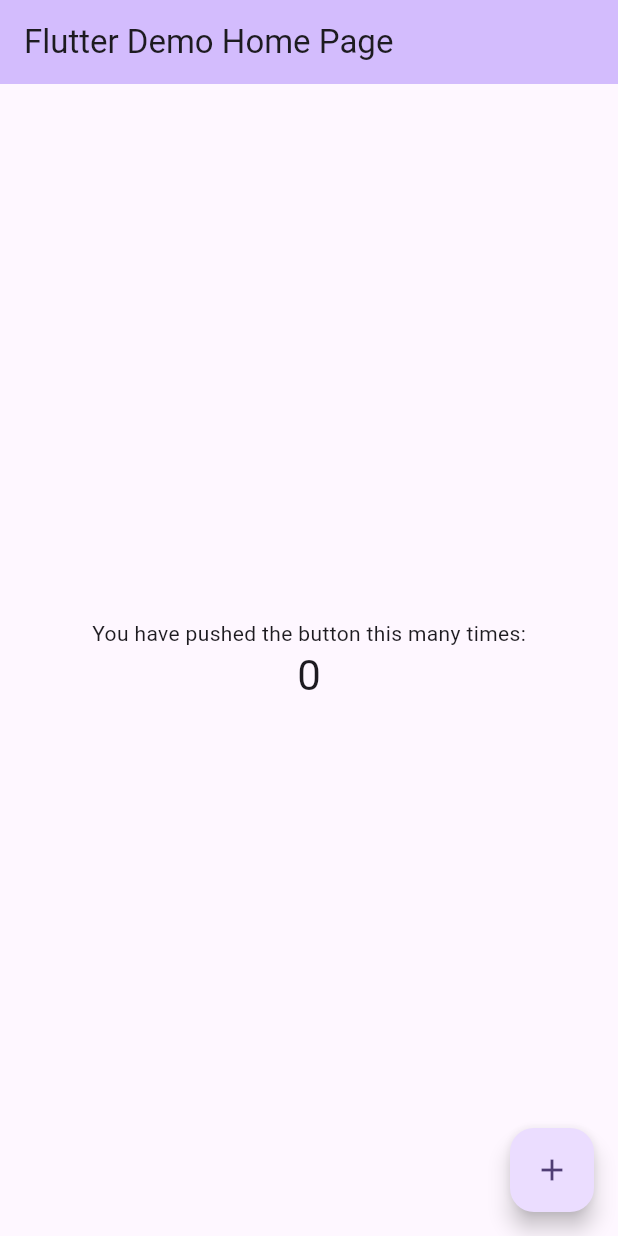
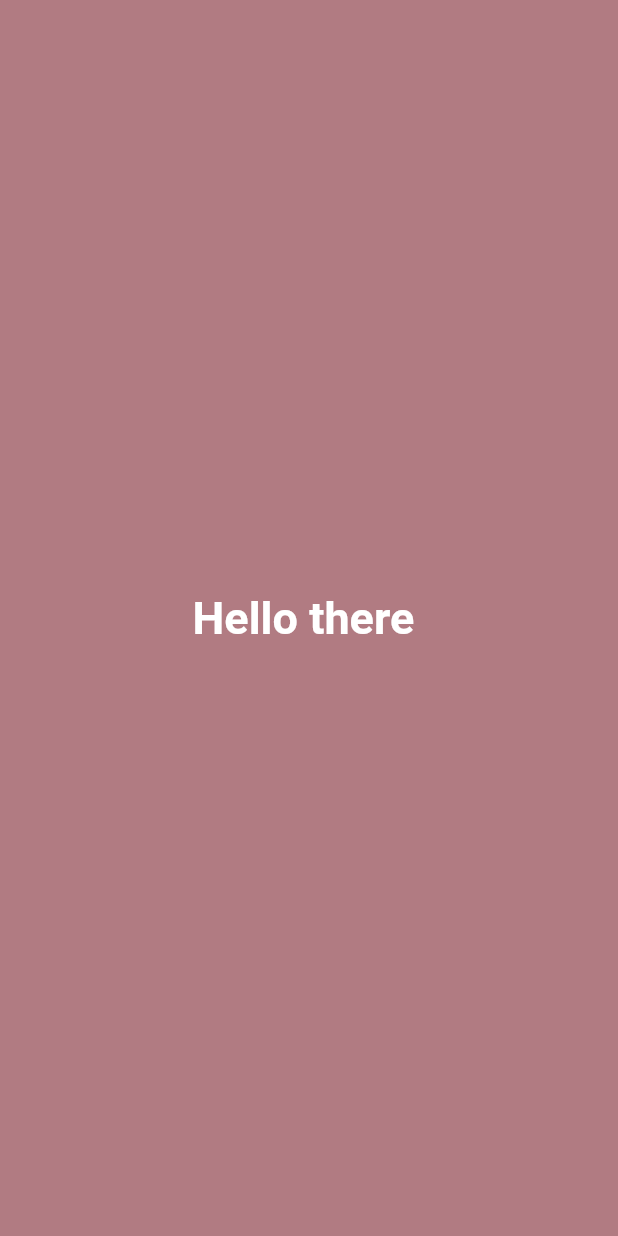
Before and after one commit to HiraGul/JobTask, a Flutter app: the screen it shows after launch, on a phone screen of 412 x 824 dp. Run offline on Flutter 3.47's test engine with Material 2 defaults, Android fonts, the phone set to English and light mode, and no system bars.

Commit message:
Random Color generator functionality implemented

```diff
--- a/analysis_options.yaml
+++ b/analysis_options.yaml
@@ -1,13 +1,6 @@
-# This file configures the analyzer, which statically analyzes Dart code to
-# check for errors, warnings, and lints.
-#
-# The issues identified by the analyzer are surfaced in the UI of Dart-enabled
-# IDEs (https://dart.dev/tools#ides-and-editors). The analyzer can also be
-# invoked from the command line by running `flutter analyze`.
+include: package:solid_lints/analysis_options.yaml
 
-# The following line activates a set of recommended lints for Flutter apps,
-# packages, and plugins designed to encourage good coding practices.
-include: package:flutter_lints/flutter.yaml
+
 
 linter:
   # The lint rules applied to this project can be customized in the
--- /dev/null
+++ b/lib/Root/root_file.dart
@@ -0,0 +1,16 @@
+import 'package:flutter/material.dart';
+import 'package:job_task/Screens/random_color_generator.dart';
+
+/// This widget is the root of your application.
+class RootFile extends StatelessWidget {
+  /// Root Widget Constructor
+  const RootFile({super.key});
+
+  @override
+  Widget build(BuildContext context) {
+    return const MaterialApp(
+      debugShowCheckedModeBanner: false,
+      home: RandomColorGenerator(),
+    );
+  }
+}
--- /dev/null
+++ b/lib/Screens/random_color_generator.dart
@@ -0,0 +1,51 @@
+import 'dart:math';
+
+import 'package:flutter/material.dart';
+import 'package:job_task/Utils/text_styles.dart';
+
+/// Random Class Generator
+class RandomColorGenerator extends StatefulWidget {
+  /// Random Class Generator Constructor
+  const RandomColorGenerator({super.key});
+
+  @override
+  State<RandomColorGenerator> createState() => _RandomColorGeneratorState();
+}
+
+class _RandomColorGeneratorState extends State<RandomColorGenerator> {
+  Color _textColorForBackground(Color backgroundColor) {
+    if (ThemeData.estimateBrightnessForColor(backgroundColor) ==
+        Brightness.dark) {
+      return Colors.white;
+    }
+
+    return Colors.black;
+  }
+
+  @override
+  Widget build(BuildContext context) {
+    final randomColor = Random().nextInt(0xffffffff);
+    const double textFontSize = 30;
+
+    return Scaffold(
+      backgroundColor: Color(randomColor),
+      body: GestureDetector(
+        behavior: HitTestBehavior.opaque,
+        onTap: () {
+          setState(() => {});
+        },
+        child: Center(
+          child: Text(
+            'Hello there ',
+            style: TextStyles.blackBoldTextStyle(
+              color: _textColorForBackground(
+                Color(randomColor),
+              ),
+              fontSize: textFontSize,
+            ),
+          ),
+        ),
+      ),
+    );
+  }
+}
--- /dev/null
+++ b/lib/Utils/text_styles.dart
@@ -0,0 +1,17 @@
+import 'package:flutter/material.dart';
+
+/// Application TextStyles
+class TextStyles {
+  /// method to get black bold TextStyle
+
+  static TextStyle blackBoldTextStyle({
+    required Color color,
+    required double fontSize,
+  }) {
+    return TextStyle(
+      color: color,
+      fontSize: fontSize,
+      fontWeight: FontWeight.bold,
+    );
+  }
+}
--- a/lib/main.dart
+++ b/lib/main.dart
@@ -1,125 +1,6 @@
 import 'package:flutter/material.dart';
+import 'package:job_task/Root/root_file.dart';
 
 void main() {
-  runApp(const MyApp());
+  runApp(const RootFile());
 }
-
-class MyApp extends StatelessWidget {
-  const MyApp({super.key});
-
-  // This widget is the root of your application.
-  @override
-  Widget build(BuildContext context) {
-    return MaterialApp(
-      title: 'Flutter Demo',
-      theme: ThemeData(
-        // This is the theme of your application.
-        //
-        // TRY THIS: Try running your application with "flutter run". You'll see
-        // the application has a blue toolbar. Then, without quitting the app,
-        // try changing the seedColor in the colorScheme below to Colors.green
-        // and then invoke "hot reload" (save your changes or press the "hot
-        // reload" button in a Flutter-supported IDE, or press "r" if you used
-        // the command line to start the app).
-        //
-        // Notice that the counter didn't reset back to zero; the application
-        // state is not lost during the reload. To reset the state, use hot
-        // restart instead.
-        //
-        // This works for code too, not just values: Most code changes can be
-        // tested with just a hot reload.
-        colorScheme: ColorScheme.fromSeed(seedColor: Colors.deepPurple),
-        useMaterial3: true,
-      ),
-      home: const MyHomePage(title: 'Flutter Demo Home Page'),
-    );
-  }
-}
-
-class MyHomePage extends StatefulWidget {
-  const MyHomePage({super.key, required this.title});
-
-  // This widget is the home page of your application. It is stateful, meaning
-  // that it has a State object (defined below) that contains fields that affect
-  // how it looks.
-
-  // This class is the configuration for the state. It holds the values (in this
-  // case the title) provided by the parent (in this case the App widget) and
-  // used by the build method of the State. Fields in a Widget subclass are
-  // always marked "final".
-
-  final String title;
-
-  @override
-  State<MyHomePage> createState() => _MyHomePageState();
-}
-
-class _MyHomePageState extends State<MyHomePage> {
-  int _counter = 0;
-
-  void _incrementCounter() {
-    setState(() {
-      // This call to setState tells the Flutter framework that something has
-      // changed in this State, which causes it to rerun the build method below
-      // so that the display can reflect the updated values. If we changed
-      // _counter without calling setState(), then the build method would not be
-      // called again, and so nothing would appear to happen.
-      _counter++;
-    });
-  }
-
-  @override
-  Widget build(BuildContext context) {
-    // This method is rerun every time setState is called, for instance as done
-    // by the _incrementCounter method above.
-    //
-    // The Flutter framework has been optimized to make rerunning build methods
-    // fast, so that you can just rebuild anything that needs updating rather
-    // than having to individually change instances of widgets.
-    return Scaffold(
-      appBar: AppBar(
-        // TRY THIS: Try changing the color here to a specific color (to
-        // Colors.amber, perhaps?) and trigger a hot reload to see the AppBar
-        // change color while the other colors stay the same.
-        backgroundColor: Theme.of(context).colorScheme.inversePrimary,
-        // Here we take the value from the MyHomePage object that was created by
-        // the App.build method, and use it to set our appbar title.
-        title: Text(widget.title),
-      ),
-      body: Center(
-        // Center is a layout widget. It takes a single child and positions it
-        // in the middle of the parent.
-        child: Column(
-          // Column is also a layout widget. It takes a list of children and
-          // arranges them vertically. By default, it sizes itself to fit its
-          // children horizontally, and tries to be as tall as its parent.
-          //
-          // Column has various properties to control how it sizes itself and
-          // how it positions its children. Here we use mainAxisAlignment to
-          // center the children vertically; the main axis here is the vertical
-          // axis because Columns are vertical (the cross axis would be
-          // horizontal).
-          //
-          // TRY THIS: Invoke "debug painting" (choose the "Toggle Debug Paint"
-          // action in the IDE, or press "p" in the console), to see the
-          // wireframe for each widget.
-          mainAxisAlignment: MainAxisAlignment.center,
-          children: <Widget>[
-            const Text(
-              'You have pushed the button this many times:',
-            ),
-            Text(
-              '$_counter',
-              style: Theme.of(context).textTheme.headlineMedium,
-            ),
-          ],
-        ),
-      ),
-      floatingActionButton: FloatingActionButton(
-        onPressed: _incrementCounter,
-        tooltip: 'Increment',
-        child: const Icon(Icons.add),
-      ), // This trailing comma makes auto-formatting nicer for build methods.
-    );
-  }
-}
```
Also changed, not shown: pubspec.yaml (+6 -72 lines), 1 other file.
